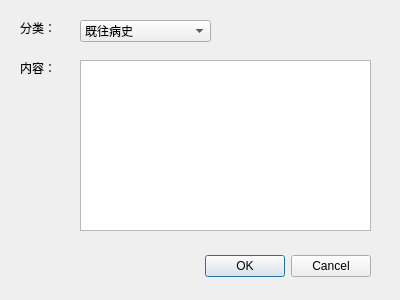
Felis1204/OmniHealth_Profiler, file frontend/Forms/mhredialog.ui: the form before one commit.
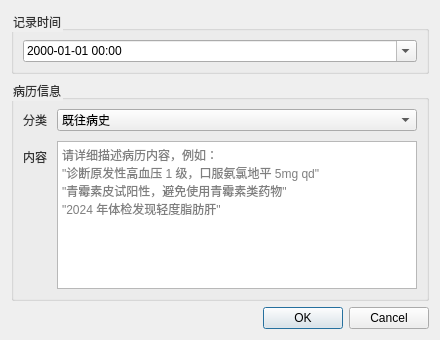
The form after the commit.

What changed in the file:
```diff
--- a/frontend/Forms/mhredialog.ui
+++ b/frontend/Forms/mhredialog.ui
@@ -2,109 +2,35 @@
 <ui version="4.0">
  <class>MHReDialog</class>
  <widget class="QDialog" name="MHReDialog">
-  <property name="geometry">
-   <rect>
-    <x>0</x>
-    <y>0</y>
-    <width>400</width>
-    <height>300</height>
-   </rect>
-  </property>
-  <property name="windowTitle">
-   <string>病历摘要</string>
-  </property>
-  <widget class="QDialogButtonBox" name="buttonBox">
-   <property name="geometry">
-    <rect>
-     <x>30</x>
-     <y>250</y>
-     <width>341</width>
-     <height>32</height>
-    </rect>
-   </property>
-   <property name="orientation">
-    <enum>Qt::Orientation::Horizontal</enum>
-   </property>
-   <property name="standardButtons">
-    <set>QDialogButtonBox::StandardButton::Cancel|QDialogButtonBox::StandardButton::Ok</set>
-   </property>
-  </widget>
-  <widget class="QLabel" name="label">
-   <property name="geometry">
-    <rect>
-     <x>20</x>
-     <y>20</y>
-     <width>51</width>
-     <height>16</height>
-    </rect>
-   </property>
-   <property name="text">
-    <string>分类：</string>
-   </property>
-  </widget>
-  <widget class="QComboBox" name="categoryCombo">
-   <property name="geometry">
-    <rect>
-     <x>80</x>
-     <y>20</y>
-     <width>131</width>
-     <height>22</height>
-    </rect>
-   </property>
-   <item>
-    <property name="text">
-     <string>既往病史</string>
-    </property>
-   </item>
-   <item>
-    <property name="text">
-     <string>手术史</string>
-    </property>
-   </item>
-   <item>
-    <property name="text">
-     <string>过敏史</string>
-    </property>
-   </item>
-   <item>
-    <property name="text">
-     <string>家族史</string>
-    </property>
-   </item>
-   <item>
-    <property name="text">
-     <string>用药史</string>
-    </property>
-   </item>
-   <item>
-    <property name="text">
-     <string>其他</string>
-    </property>
-   </item>
-  </widget>
-  <widget class="QLabel" name="label_2">
-   <property name="geometry">
-    <rect>
-     <x>20</x>
-     <y>60</y>
-     <width>51</width>
-     <height>16</height>
-    </rect>
-   </property>
-   <property name="text">
-    <string>内容：</string>
-   </property>
-  </widget>
-  <widget class="QTextEdit" name="contentEdit">
-   <property name="geometry">
-    <rect>
-     <x>80</x>
-     <y>60</y>
-     <width>291</width>
-     <height>171</height>
-    </rect>
-   </property>
-  </widget>
+  <property name="geometry"><rect><x>0</x><y>0</y><width>440</width><height>340</height></rect></property>
+  <property name="windowTitle"><string>病历摘要</string></property>
+  <property name="minimumSize"><size><width>400</width><height>300</height></size></property>
+  <property name="styleSheet"><string>QLabel { color: #333; } QGroupBox { color: #333; }</string></property>
+  <layout class="QVBoxLayout" name="mainLayout">
+   <item><widget class="QGroupBox" name="timeGroup"><property name="title"><string>记录时间</string></property>
+    <layout class="QHBoxLayout"><item><widget class="QDateTimeEdit" name="dateTimeEdit"><property name="calendarPopup"><bool>true</bool></property><property name="displayFormat"><string>yyyy-MM-dd HH:mm</string></property></widget></item></layout>
+   </widget></item>
+   <item><widget class="QGroupBox" name="dataGroup"><property name="title"><string>病历信息</string></property>
+    <layout class="QFormLayout" name="formLayout">
+     <property name="spacing"><number>10</number></property>
+     <item row="0" column="0"><widget class="QLabel" name="label"><property name="text"><string>分类</string></property></widget></item>
+     <item row="0" column="1"><widget class="QComboBox" name="categoryCombo">
+      <item><property name="text"><string>既往病史</string></property></item>
+      <item><property name="text"><string>手术史</string></property></item>
+      <item><property name="text"><string>过敏史</string></property></item>
+      <item><property name="text"><string>家族史</string></property></item>
+      <item><property name="text"><string>用药史</string></property></item>
+      <item><property name="text"><string>其他</string></property></item>
+     </widget></item>
+     <item row="1" column="0"><widget class="QLabel" name="label_2"><property name="text"><string>内容</string></property></widget></item>
+     <item row="1" column="1"><widget class="QTextEdit" name="contentEdit"><property name="minimumSize"><size><width>0</width><height>140</height></size></property><property name="placeholderText"><string>请详细描述病历内容，例如：
+"诊断原发性高血压 1 级，口服氨氯地平 5mg qd"
+"青霉素皮试阳性，避免使用青霉素类药物"
+"2024 年体检发现轻度脂肪肝"</string></property></widget></item>
+    </layout>
+   </widget></item>
+   <item><widget class="QDialogButtonBox" name="buttonBox"><property name="standardButtons"><set>QDialogButtonBox::Ok|QDialogButtonBox::Cancel</set></property></widget></item>
+  </layout>
  </widget>
  <resources/>
  <connections>
```
Left out of the diff: 34 changed lines with no effect on the pictures.
